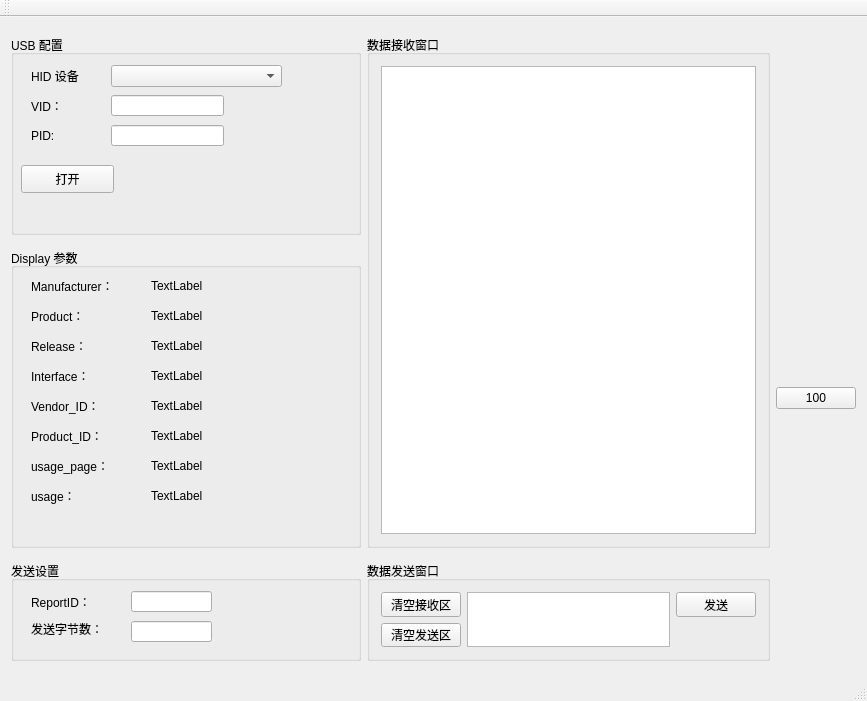
This is MouseConfigTool/mouseconfigtool.ui in isDerek/MouseConfigTool as Qt 5 draws it before an edit. The edited form follows.
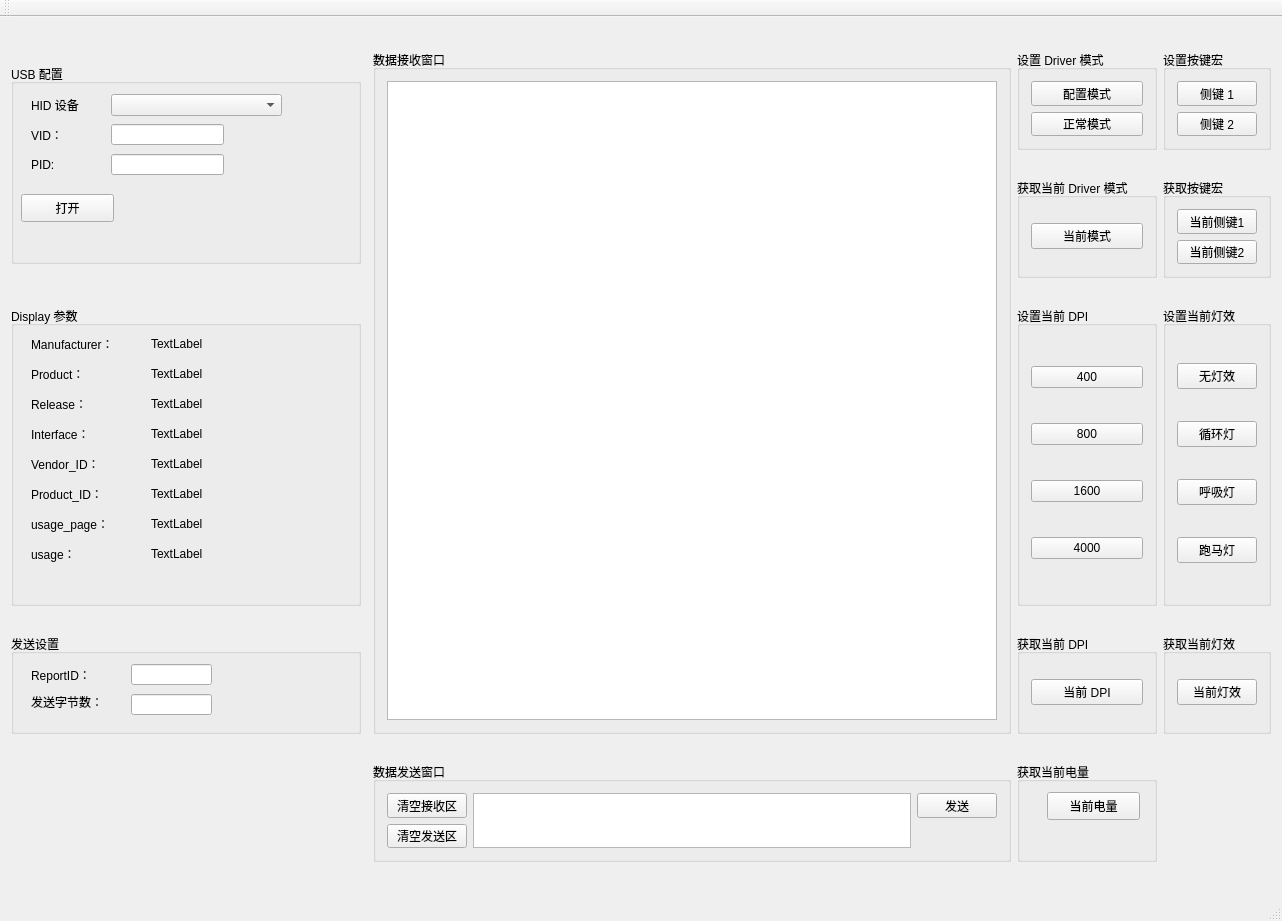
This is the edited form.

Commit message: 添加了用户协议类，正常发送命令

```diff
--- a/MouseConfigTool/mouseconfigtool.ui
+++ b/MouseConfigTool/mouseconfigtool.ui
@@ -6,8 +6,8 @@
    <rect>
     <x>0</x>
     <y>0</y>
-    <width>867</width>
-    <height>701</height>
+    <width>1282</width>
+    <height>921</height>
    </rect>
   </property>
   <property name="windowTitle">
@@ -15,19 +15,7 @@
   </property>
   <widget class="QWidget" name="centralWidget">
    <layout class="QGridLayout" name="gridLayout_3">
-    <item row="0" column="1" rowspan="2">
-     <widget class="QGroupBox" name="groupBox_4">
-      <property name="title">
-       <string>数据接收窗口</string>
-      </property>
-      <layout class="QGridLayout" name="gridLayout">
-       <item row="0" column="0">
-        <widget class="QTextEdit" name="recvDataTextEdit"/>
-       </item>
-      </layout>
-     </widget>
-    </item>
-    <item row="0" column="0">
+    <item row="0" column="0" rowspan="2" colspan="2">
      <widget class="QGroupBox" name="groupBox">
       <property name="minimumSize">
        <size>
@@ -128,14 +116,254 @@
       </widget>
      </widget>
     </item>
-    <item row="2" column="1">
-     <widget class="QGroupBox" name="groupBox_5">
+    <item row="1" column="4">
+     <widget class="QGroupBox" name="groupBox_11">
+      <property name="maximumSize">
+       <size>
+        <width>16777215</width>
+        <height>100</height>
+       </size>
+      </property>
+      <property name="title">
+       <string>获取按键宏</string>
+      </property>
+      <layout class="QVBoxLayout" name="verticalLayout_6">
+       <item>
+        <widget class="QPushButton" name="getMultiKey0Btn">
+         <property name="text">
+          <string>当前侧键1</string>
+         </property>
+        </widget>
+       </item>
+       <item>
+        <widget class="QPushButton" name="getMultiKey1Btn">
+         <property name="text">
+          <string>当前侧键2</string>
+         </property>
+        </widget>
+       </item>
+      </layout>
+     </widget>
+    </item>
+    <item row="0" column="3">
+     <widget class="QGroupBox" name="groupBox_12">
+      <property name="maximumSize">
+       <size>
+        <width>16777215</width>
+        <height>100</height>
+       </size>
+      </property>
+      <property name="title">
+       <string>设置 Driver 模式</string>
+      </property>
+      <layout class="QVBoxLayout" name="verticalLayout_8">
+       <item>
+        <widget class="QPushButton" name="setConfigModeBtn">
+         <property name="text">
+          <string>配置模式</string>
+         </property>
+        </widget>
+       </item>
+       <item>
+        <widget class="QPushButton" name="setNormalModeBtn">
+         <property name="text">
+          <string>正常模式</string>
+         </property>
+        </widget>
+       </item>
+      </layout>
+     </widget>
+    </item>
+    <item row="2" column="3">
+     <widget class="QGroupBox" name="groupBox_6">
+      <property name="title">
+       <string>设置当前 DPI</string>
+      </property>
+      <layout class="QVBoxLayout" name="verticalLayout">
+       <item>
+        <widget class="QPushButton" name="DPIMode1Btn">
+         <property name="text">
+          <string>400</string>
+         </property>
+        </widget>
+       </item>
+       <item>
+        <widget class="QPushButton" name="DPIMode2Btn">
+         <property name="text">
+          <string>800</string>
+         </property>
+        </widget>
+       </item>
+       <item>
+        <widget class="QPushButton" name="DPIMode3Btn">
+         <property name="text">
+          <string>1600</string>
+         </property>
+        </widget>
+       </item>
+       <item>
+        <widget class="QPushButton" name="DPIMode4Btn">
+         <property name="text">
+          <string>4000</string>
+         </property>
+        </widget>
+       </item>
+      </layout>
+     </widget>
+    </item>
+    <item row="0" column="4">
+     <widget class="QGroupBox" name="groupBox_10">
+      <property name="maximumSize">
+       <size>
+        <width>16777215</width>
+        <height>100</height>
+       </size>
+      </property>
+      <property name="title">
+       <string>设置按键宏</string>
+      </property>
+      <layout class="QVBoxLayout" name="verticalLayout_5">
+       <item>
+        <widget class="QPushButton" name="setMultiKey0Btn">
+         <property name="text">
+          <string>侧键 1</string>
+         </property>
+        </widget>
+       </item>
+       <item>
+        <widget class="QPushButton" name="setMultiKey1Btn">
+         <property name="text">
+          <string>侧键 2</string>
+         </property>
+        </widget>
+       </item>
+      </layout>
+     </widget>
+    </item>
+    <item row="3" column="0">
+     <widget class="QGroupBox" name="groupBox_3">
       <property name="minimumSize">
        <size>
-        <width>0</width>
+        <width>350</width>
         <height>100</height>
        </size>
       </property>
+      <property name="maximumSize">
+       <size>
+        <width>350</width>
+        <height>100</height>
+       </size>
+      </property>
+      <property name="title">
+       <string>发送设置</string>
+      </property>
+      <widget class="QLabel" name="label_10">
+       <property name="geometry">
+        <rect>
+         <x>20</x>
+         <y>30</y>
+         <width>72</width>
+         <height>21</height>
+        </rect>
+       </property>
+       <property name="text">
+        <string>ReportID：</string>
+       </property>
+      </widget>
+      <widget class="QLineEdit" name="rpIDLineEdit">
+       <property name="geometry">
+        <rect>
+         <x>120</x>
+         <y>30</y>
+         <width>81</width>
+         <height>21</height>
+        </rect>
+       </property>
+      </widget>
+      <widget class="QLabel" name="label_11">
+       <property name="geometry">
+        <rect>
+         <x>20</x>
+         <y>60</y>
+         <width>81</width>
+         <height>16</height>
+        </rect>
+       </property>
+       <property name="text">
+        <string>发送字节数：</string>
+       </property>
+      </widget>
+      <widget class="QLineEdit" name="sendBytesLineEdit">
+       <property name="geometry">
+        <rect>
+         <x>120</x>
+         <y>60</y>
+         <width>81</width>
+         <height>21</height>
+        </rect>
+       </property>
+      </widget>
+     </widget>
+    </item>
+    <item row="2" column="4">
+     <widget class="QGroupBox" name="groupBox_7">
+      <property name="title">
+       <string>设置当前灯效</string>
+      </property>
+      <layout class="QVBoxLayout" name="verticalLayout_2">
+       <item>
+        <widget class="QPushButton" name="RGBMode1Btn">
+         <property name="text">
+          <string>无灯效</string>
+         </property>
+        </widget>
+       </item>
+       <item>
+        <widget class="QPushButton" name="RGBMode2Btn">
+         <property name="text">
+          <string>循环灯</string>
+         </property>
+        </widget>
+       </item>
+       <item>
+        <widget class="QPushButton" name="RGBMode3Btn">
+         <property name="text">
+          <string>呼吸灯</string>
+         </property>
+        </widget>
+       </item>
+       <item>
+        <widget class="QPushButton" name="RGBMode4Btn">
+         <property name="text">
+          <string>跑马灯</string>
+         </property>
+        </widget>
+       </item>
+      </layout>
+     </widget>
+    </item>
+    <item row="4" column="3">
+     <widget class="QGroupBox" name="groupBox_14">
+      <property name="title">
+       <string>获取当前电量</string>
+      </property>
+      <widget class="QPushButton" name="getCurrentPowerBtn">
+       <property name="geometry">
+        <rect>
+         <x>30</x>
+         <y>30</y>
+         <width>93</width>
+         <height>28</height>
+        </rect>
+       </property>
+       <property name="text">
+        <string>当前电量</string>
+       </property>
+      </widget>
+     </widget>
+    </item>
+    <item row="1" column="3">
+     <widget class="QGroupBox" name="groupBox_13">
       <property name="maximumSize">
        <size>
         <width>16777215</width>
@@ -143,37 +371,52 @@
        </size>
       </property>
       <property name="title">
-       <string>数据发送窗口</string>
+       <string>获取当前 Driver 模式</string>
       </property>
-      <layout class="QGridLayout" name="gridLayout_2">
-       <item row="0" column="0">
-        <widget class="QPushButton" name="clearRevDataBtn">
+      <layout class="QVBoxLayout" name="verticalLayout_7">
+       <item>
+        <widget class="QPushButton" name="getCurrentDeviceModeBtn">
          <property name="text">
-          <string>清空接收区</string>
+          <string>当前模式</string>
          </property>
         </widget>
        </item>
-       <item row="1" column="0">
-        <widget class="QPushButton" name="clearSendDataBtn">
+      </layout>
+     </widget>
+    </item>
+    <item row="3" column="3">
+     <widget class="QGroupBox" name="groupBox_8">
+      <property name="title">
+       <string>获取当前 DPI</string>
+      </property>
+      <layout class="QVBoxLayout" name="verticalLayout_3">
+       <item>
+        <widget class="QPushButton" name="getCurrentDPIModeBtn">
          <property name="text">
-          <string>清空发送区</string>
+          <string>当前 DPI</string>
          </property>
         </widget>
        </item>
-       <item row="0" column="1" rowspan="2">
-        <widget class="QTextEdit" name="sendDataTextEdit"/>
-       </item>
-       <item row="0" column="2">
-        <widget class="QPushButton" name="sendDataBtn">
+      </layout>
+     </widget>
+    </item>
+    <item row="3" column="4">
+     <widget class="QGroupBox" name="groupBox_9">
+      <property name="title">
+       <string>获取当前灯效</string>
+      </property>
+      <layout class="QVBoxLayout" name="verticalLayout_4">
+       <item>
+        <widget class="QPushButton" name="getCurrentRGBModeBtn">
          <property name="text">
-          <string>发送</string>
+          <string>当前灯效</string>
          </property>
         </widget>
        </item>
       </layout>
      </widget>
     </item>
-    <item row="1" column="0">
+    <item row="2" column="0">
      <widget class="QGroupBox" name="groupBox_2">
       <property name="minimumSize">
        <size>
@@ -400,76 +643,68 @@
       </widget>
      </widget>
     </item>
-    <item row="2" column="0">
-     <widget class="QGroupBox" name="groupBox_3">
-      <property name="minimumSize">
-       <size>
-        <width>350</width>
-        <height>100</height>
-       </size>
-      </property>
-      <property name="maximumSize">
-       <size>
-        <width>350</width>
-        <height>100</height>
-       </size>
-      </property>
+    <item row="0" column="2" rowspan="4">
+     <widget class="QGroupBox" name="groupBox_4">
       <property name="title">
-       <string>发送设置</string>
+       <string>数据接收窗口</string>
       </property>
-      <widget class="QLabel" name="label_10">
-       <property name="geometry">
-        <rect>
-         <x>20</x>
-         <y>30</y>
-         <width>72</width>
-         <height>21</height>
-        </rect>
-       </property>
-       <property name="text">
-        <string>ReportID：</string>
-       </property>
-      </widget>
-      <widget class="QLineEdit" name="rpIDLineEdit">
-       <property name="geometry">
-        <rect>
-         <x>120</x>
-         <y>30</y>
-         <width>81</width>
-         <height>21</height>
-        </rect>
-       </property>
-      </widget>
-      <widget class="QLabel" name="label_11">
-       <property name="geometry">
-        <rect>
-         <x>20</x>
-         <y>60</y>
-         <width>81</width>
-         <height>16</height>
-        </rect>
-       </property>
-       <property name="text">
-        <string>发送字节数：</string>
-       </property>
-      </widget>
-      <widget class="QLineEdit" name="sendBytesLineEdit">
-       <property name="geometry">
-        <rect>
-         <x>120</x>
-         <y>60</y>
-         <width>81</width>
-         <height>21</height>
-        </rect>
-       </property>
-      </widget>
+      <layout class="QGridLayout" name="gridLayout">
+       <item row="0" column="0" colspan="2">
+        <widget class="QTextEdit" name="recvDataTextEdit">
+         <property name="minimumSize">
+          <size>
+           <width>600</width>
+           <height>0</height>
+          </size>
+         </property>
+        </widget>
+       </item>
+      </layout>
      </widget>
     </item>
-    <item row="1" column="2">
-     <widget class="QPushButton" name="DPIMode1Btn">
-      <property name="text">
-       <string>100</string>
+    <item row="4" column="2">
+     <widget class="QGroupBox" name="groupBox_5">
+      <property name="minimumSize">
+       <size>
+        <width>0</width>
+        <height>100</height>
+       </size>
       </property>
+      <property name="maximumSize">
+       <size>
+        <width>16777215</width>
+        <height>100</height>
+       </size>
+      </property>
+      <property name="title">
+       <string>数据发送窗口</string>
+      </property>
+      <layout class="QGridLayout" name="gridLayout_2">
+       <item row="0" column="0">
+        <widget class="QPushButton" name="clearRevDataBtn">
+         <property name="text">
+          <string>清空接收区</string>
+         </property>
+        </widget>
+       </item>
+       <item row="1" column="0">
+        <widget class="QPushButton" name="clearSendDataBtn">
+         <property name="text">
+          <string>清空发送区</string>
+         </property>
+        </widget>
+       </item>
+       <item row="0" column="1" rowspan="2">
+        <widget class="QTextEdit" name="sendDataTextEdit"/>
+       </item>
+       <item row="0" column="2">
+        <widget class="QPushButton" name="sendDataBtn">
+         <property name="text">
+          <string>发送</string>
+         </property>
+        </widget>
+       </item>
+      </layout>
      </widget>
     </item>
    </layout>
```
Left out of the diff: 2 changed lines with no effect on the pictures. The commit also changes 27 other files.
